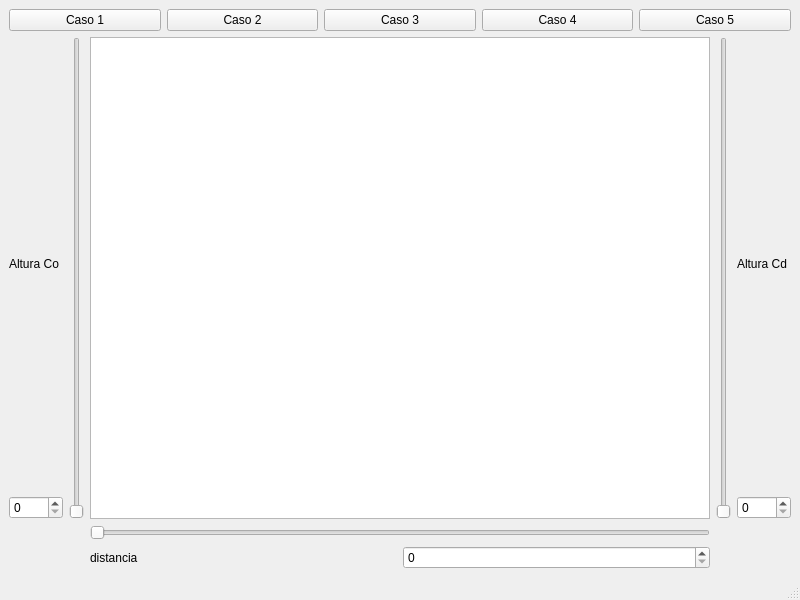
First picture: the form in mainwindow.ui, repository GGost00/parcial-final, before the edit.
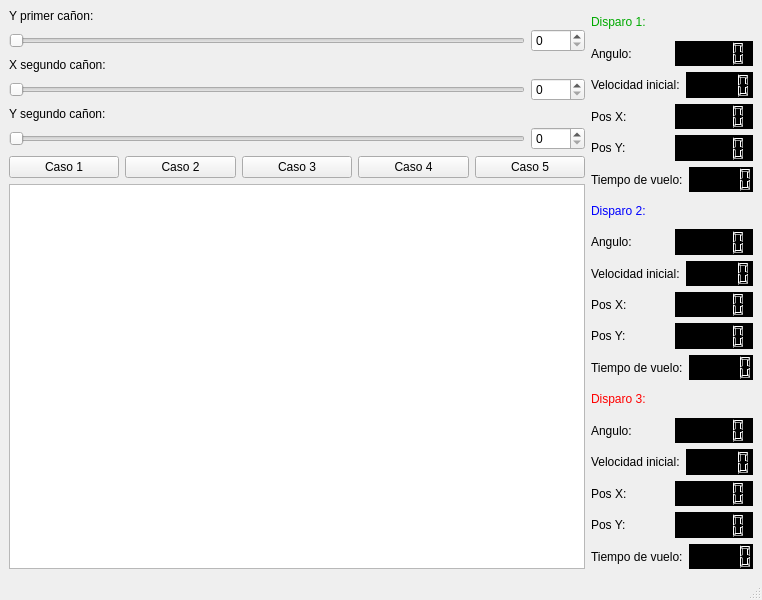
Second picture: the form after the edit.

Commit message: se crearon las clases canon la cual calcula los datos y la clase disparo la cual grafica el disparo de la bala

The edit to the form file:
```diff
--- a/mainwindow.ui
+++ b/mainwindow.ui
@@ -6,7 +6,7 @@
    <rect>
     <x>0</x>
     <y>0</y>
-    <width>800</width>
+    <width>762</width>
     <height>600</height>
    </rect>
   </property>
@@ -15,19 +15,31 @@
   </property>
   <widget class="QWidget" name="centralwidget">
    <layout class="QGridLayout" name="gridLayout">
-    <item row="1" column="0">
-     <layout class="QHBoxLayout" name="horizontalLayout_4">
+    <item row="0" column="0">
+     <layout class="QHBoxLayout" name="input_layout">
       <item>
        <layout class="QVBoxLayout" name="verticalLayout">
         <item>
          <widget class="QLabel" name="label">
           <property name="text">
-           <string>Altura Co</string>
+           <string>Y primer cañon:</string>
           </property>
          </widget>
         </item>
         <item>
-         <widget class="QSpinBox" name="valoralturaco">
+         <layout class="QHBoxLayout" name="horizontalLayout">
+          <item>
+           <widget class="QSlider" name="YC1_slider">
+            <property name="maximum">
+             <number>720</number>
+            </property>
+            <property name="orientation">
+             <enum>Qt::Horizontal</enum>
+            </property>
+           </widget>
+          </item>
+          <item>
+           <widget class="QSpinBox" name="YC1_spinBox">
           <property name="maximum">
            <number>1000</number>
           </property>
@@ -36,86 +48,396 @@
        </layout>
       </item>
       <item>
-       <widget class="QSlider" name="alturaco">
+         <widget class="QLabel" name="XC2_label">
+          <property name="text">
+           <string>X segundo cañon:</string>
+          </property>
+         </widget>
+        </item>
+        <item>
+         <layout class="QHBoxLayout" name="horizontalLayout_2">
+          <item>
+           <widget class="QSlider" name="XC2_slider">
+            <property name="minimum">
+             <number>100</number>
+            </property>
         <property name="maximum">
-         <number>500</number>
+             <number>1850</number>
         </property>
         <property name="orientation">
-         <enum>Qt::Vertical</enum>
+             <enum>Qt::Horizontal</enum>
+            </property>
+           </widget>
+          </item>
+          <item>
+           <widget class="QSpinBox" name="XC2_spinBox">
+            <property name="maximum">
+             <number>2000</number>
         </property>
        </widget>
       </item>
      </layout>
     </item>
-    <item row="1" column="1">
-     <widget class="QGraphicsView" name="graphicsView"/>
-    </item>
-    <item row="1" column="2">
+        <item>
+         <widget class="QLabel" name="YC2_label">
+          <property name="text">
+           <string>Y segundo cañon:</string>
+          </property>
+         </widget>
+        </item>
+        <item>
      <layout class="QHBoxLayout" name="horizontalLayout_3">
       <item>
        <widget class="QSlider" name="alturacd">
         <property name="maximum">
-         <number>500</number>
+             <number>720</number>
         </property>
         <property name="orientation">
-         <enum>Qt::Vertical</enum>
+             <enum>Qt::Horizontal</enum>
         </property>
        </widget>
       </item>
       <item>
+           <widget class="QSpinBox" name="YC2_spinBox">
+            <property name="maximum">
+             <number>1000</number>
+            </property>
+           </widget>
+          </item>
+         </layout>
+        </item>
+       </layout>
+      </item>
+     </layout>
+    </item>
+    <item row="0" column="1" rowspan="3">
        <layout class="QVBoxLayout" name="verticalLayout_2">
         <item>
-         <widget class="QLabel" name="label_3">
+       <layout class="QVBoxLayout" name="display1">
+        <item>
+         <widget class="QLabel" name="shot_label1">
+          <property name="styleSheet">
+           <string notr="true">color: rgb(0, 170, 0);</string>
+          </property>
           <property name="text">
-           <string>Altura Cd</string>
+           <string>Disparo 1:</string>
           </property>
          </widget>
         </item>
         <item>
-         <widget class="QSpinBox" name="valoralturacd">
-          <property name="maximum">
-           <number>1000</number>
+         <layout class="QHBoxLayout" name="angle_layout1">
+          <item>
+           <widget class="QLabel" name="angle_label1">
+            <property name="text">
+             <string>Angulo:</string>
           </property>
          </widget>
         </item>
-       </layout>
-      </item>
-     </layout>
-    </item>
-    <item row="2" column="1">
-     <layout class="QVBoxLayout" name="verticalLayout_3">
+          <item>
+           <widget class="QLCDNumber" name="angle_lcd1">
+            <property name="styleSheet">
+             <string notr="true">background-color: rgb(0, 0, 0);</string>
+            </property>
+           </widget>
+          </item>
+         </layout>
+        </item>
+        <item>
+         <layout class="QHBoxLayout" name="velocity_layout1">
+          <item>
+           <widget class="QLabel" name="velocity_label1">
+            <property name="text">
+             <string>Velocidad inicial:</string>
+            </property>
+           </widget>
+          </item>
+          <item>
+           <widget class="QLCDNumber" name="velocity_lcd1">
+            <property name="styleSheet">
+             <string notr="true">background-color: rgb(0, 0, 0);
+</string>
+            </property>
+           </widget>
+          </item>
+         </layout>
+        </item>
       <item>
-       <widget class="QSlider" name="distancia">
-        <property name="maximum">
-         <number>500</number>
-        </property>
-        <property name="orientation">
-         <enum>Qt::Horizontal</enum>
+         <layout class="QHBoxLayout" name="posx_layout1">
+          <item>
+           <widget class="QLabel" name="posx_label1">
+            <property name="text">
+             <string>Pos X:</string>
+            </property>
+           </widget>
+          </item>
+          <item>
+           <widget class="QLCDNumber" name="posx_lcd1">
+            <property name="styleSheet">
+             <string notr="true">background-color: rgb(0, 0, 0);</string>
         </property>
        </widget>
       </item>
+         </layout>
+        </item>
       <item>
-       <layout class="QHBoxLayout" name="horizontalLayout_2">
+         <layout class="QHBoxLayout" name="posy_layout1">
         <item>
-         <widget class="QLabel" name="label_2">
+           <widget class="QLabel" name="posy_label1">
           <property name="text">
-           <string>distancia</string>
+             <string>Pos Y:</string>
           </property>
          </widget>
         </item>
         <item>
-         <widget class="QSpinBox" name="valordistancia">
-          <property name="maximum">
-           <number>1000</number>
+           <widget class="QLCDNumber" name="posy_lcd1">
+            <property name="styleSheet">
+             <string notr="true">background-color: rgb(0, 0, 0);</string>
           </property>
          </widget>
         </item>
        </layout>
       </item>
-     </layout>
-    </item>
-    <item row="0" column="0" colspan="3">
-     <layout class="QHBoxLayout" name="horizontalLayout">
+        <item>
+         <layout class="QHBoxLayout" name="time_layout1">
+          <item>
+           <widget class="QLabel" name="time_label1">
+            <property name="text">
+             <string>Tiempo de vuelo:</string>
+            </property>
+           </widget>
+          </item>
+          <item>
+           <widget class="QLCDNumber" name="time_lcd1">
+            <property name="styleSheet">
+             <string notr="true">background-color: rgb(0, 0, 0);</string>
+            </property>
+            <property name="value" stdset="0">
+             <double>0.000000000000000</double>
+            </property>
+           </widget>
+          </item>
+         </layout>
+        </item>
+       </layout>
+      </item>
+      <item>
+       <layout class="QVBoxLayout" name="display2">
+        <item>
+         <widget class="QLabel" name="shot_label2">
+          <property name="styleSheet">
+           <string notr="true">color: rgb(0, 0, 255);</string>
+          </property>
+          <property name="text">
+           <string>Disparo 2:</string>
+          </property>
+         </widget>
+        </item>
+        <item>
+         <layout class="QHBoxLayout" name="angle_layout2">
+          <item>
+           <widget class="QLabel" name="angle_label2">
+            <property name="text">
+             <string>Angulo:</string>
+            </property>
+           </widget>
+          </item>
+          <item>
+           <widget class="QLCDNumber" name="angle_lcd2">
+            <property name="styleSheet">
+             <string notr="true">background-color: rgb(0, 0, 0);</string>
+            </property>
+           </widget>
+          </item>
+         </layout>
+        </item>
+        <item>
+         <layout class="QHBoxLayout" name="velocity_layout2">
+          <item>
+           <widget class="QLabel" name="velocity_label2">
+            <property name="text">
+             <string>Velocidad inicial:</string>
+            </property>
+           </widget>
+          </item>
+          <item>
+           <widget class="QLCDNumber" name="velocity_lcd2">
+            <property name="styleSheet">
+             <string notr="true">background-color: rgb(0, 0, 0);</string>
+            </property>
+           </widget>
+          </item>
+         </layout>
+        </item>
+        <item>
+         <layout class="QHBoxLayout" name="posx_layout2">
+          <item>
+           <widget class="QLabel" name="posx_label2">
+            <property name="text">
+             <string>Pos X:</string>
+            </property>
+           </widget>
+          </item>
+          <item>
+           <widget class="QLCDNumber" name="posx_lcd2">
+            <property name="styleSheet">
+             <string notr="true">background-color: rgb(0, 0, 0);</string>
+            </property>
+           </widget>
+          </item>
+         </layout>
+        </item>
+        <item>
+         <layout class="QHBoxLayout" name="posy_layout2">
+          <item>
+           <widget class="QLabel" name="posy_label2">
+            <property name="text">
+             <string>Pos Y:</string>
+            </property>
+           </widget>
+          </item>
+          <item>
+           <widget class="QLCDNumber" name="posy_lcd2">
+            <property name="styleSheet">
+             <string notr="true">background-color: rgb(0, 0, 0);</string>
+            </property>
+           </widget>
+          </item>
+         </layout>
+        </item>
+        <item>
+         <layout class="QHBoxLayout" name="time_layout2">
+          <item>
+           <widget class="QLabel" name="time_label2">
+            <property name="text">
+             <string>Tiempo de vuelo:</string>
+            </property>
+           </widget>
+          </item>
+          <item>
+           <widget class="QLCDNumber" name="time_lcd2">
+            <property name="styleSheet">
+             <string notr="true">background-color: rgb(0, 0, 0);</string>
+            </property>
+            <property name="value" stdset="0">
+             <double>0.000000000000000</double>
+            </property>
+           </widget>
+          </item>
+         </layout>
+        </item>
+       </layout>
+      </item>
+      <item>
+       <layout class="QVBoxLayout" name="display3">
+        <item>
+         <widget class="QLabel" name="shot_label3">
+          <property name="styleSheet">
+           <string notr="true">color: rgb(255, 0, 0);</string>
+          </property>
+          <property name="text">
+           <string>Disparo 3:</string>
+          </property>
+         </widget>
+        </item>
+        <item>
+         <layout class="QHBoxLayout" name="angle_layout3">
+          <item>
+           <widget class="QLabel" name="angle_label3">
+            <property name="text">
+             <string>Angulo:</string>
+            </property>
+           </widget>
+          </item>
+          <item>
+           <widget class="QLCDNumber" name="angle_lcd3">
+            <property name="styleSheet">
+             <string notr="true">background-color: rgb(0, 0, 0);</string>
+            </property>
+           </widget>
+          </item>
+         </layout>
+        </item>
+        <item>
+         <layout class="QHBoxLayout" name="velocity_layout3">
+          <item>
+           <widget class="QLabel" name="velocity_label3">
+            <property name="text">
+             <string>Velocidad inicial:</string>
+            </property>
+           </widget>
+          </item>
+          <item>
+           <widget class="QLCDNumber" name="velocity_lcd3">
+            <property name="styleSheet">
+             <string notr="true">background-color: rgb(0, 0, 0);</string>
+            </property>
+           </widget>
+          </item>
+         </layout>
+        </item>
+        <item>
+         <layout class="QHBoxLayout" name="posx_layout3">
+          <item>
+           <widget class="QLabel" name="posx_label3">
+            <property name="text">
+             <string>Pos X:</string>
+            </property>
+           </widget>
+          </item>
+          <item>
+           <widget class="QLCDNumber" name="posx_lcd3">
+            <property name="styleSheet">
+             <string notr="true">background-color: rgb(0, 0, 0);</string>
+            </property>
+           </widget>
+          </item>
+         </layout>
+        </item>
+        <item>
+         <layout class="QHBoxLayout" name="posy_layout3">
+          <item>
+           <widget class="QLabel" name="posy_label3">
+            <property name="text">
+             <string>Pos Y:</string>
+            </property>
+           </widget>
+          </item>
+          <item>
+           <widget class="QLCDNumber" name="posy_lcd3">
+            <property name="styleSheet">
+             <string notr="true">background-color: rgb(0, 0, 0);</string>
+            </property>
+           </widget>
+          </item>
+         </layout>
+        </item>
+        <item>
+         <layout class="QHBoxLayout" name="time_layout3">
+          <item>
+           <widget class="QLabel" name="time_label3">
+            <property name="text">
+             <string>Tiempo de vuelo:</string>
+            </property>
+           </widget>
+          </item>
+          <item>
+           <widget class="QLCDNumber" name="time_lcd3">
+            <property name="styleSheet">
+             <string notr="true">background-color: rgb(0, 0, 0);</string>
+            </property>
+            <property name="value" stdset="0">
+             <double>0.000000000000000</double>
+            </property>
+           </widget>
+          </item>
+         </layout>
+        </item>
+       </layout>
+      </item>
+     </layout>
+    </item>
+    <item row="1" column="0">
+     <layout class="QHBoxLayout" name="horizontalLayout_4">
       <item>
        <widget class="QPushButton" name="Caso1">
         <property name="text">
@@ -153,6 +475,16 @@
       </item>
      </layout>
     </item>
+    <item row="2" column="0">
+     <widget class="QGraphicsView" name="graphicsView">
+      <property name="verticalScrollBarPolicy">
+       <enum>Qt::ScrollBarAlwaysOff</enum>
+      </property>
+      <property name="horizontalScrollBarPolicy">
+       <enum>Qt::ScrollBarAlwaysOff</enum>
+      </property>
+     </widget>
+    </item>
    </layout>
   </widget>
   <widget class="QMenuBar" name="menubar">
```
Left out of the diff: 78 changed lines with no effect on the pictures. Lines whose indentation alone changed are shown as unchanged. The commit also changes 7 other files.
